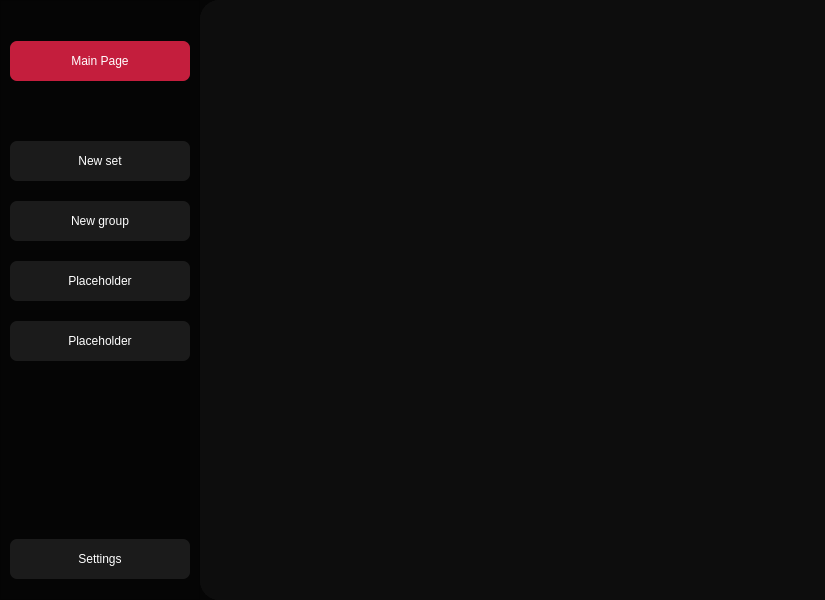
Qt form reWord.ui (marzky/reWord) before a commit.
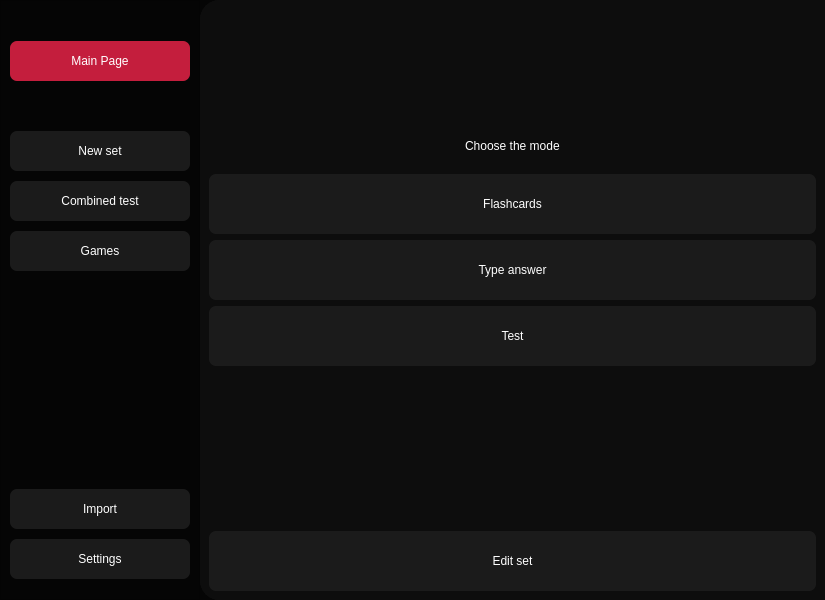
The same form after that commit.

Commit message: Added learning modes (flashcards and type)

```diff
--- a/reWord.ui
+++ b/reWord.ui
@@ -74,7 +74,7 @@
       </property>
       <layout class="QVBoxLayout" name="verticalLayout">
        <property name="spacing">
-        <number>20</number>
+        <number>10</number>
        </property>
        <property name="topMargin">
         <number>40</number>
@@ -181,7 +181,7 @@
 }</string>
          </property>
          <property name="text">
-          <string>New group</string>
+          <string>Combined test</string>
          </property>
         </widget>
        </item>
@@ -189,7 +189,7 @@
         <widget class="QPushButton" name="pushButton_4">
          <property name="minimumSize">
           <size>
-           <width>160</width>
+           <width>0</width>
            <height>40</height>
           </size>
          </property>
@@ -210,36 +210,7 @@
 }</string>
          </property>
          <property name="text">
-          <string>Placeholder</string>
-         </property>
-        </widget>
-       </item>
-       <item>
-        <widget class="QPushButton" name="pushButton_5">
-         <property name="minimumSize">
-          <size>
-           <width>160</width>
-           <height>40</height>
-          </size>
-         </property>
-         <property name="styleSheet">
-          <string notr="true">QPushButton{
-background-color: #1B1B1B;
-border-radius: 7px;
-color: white;
-font: 20px &quot;Funnel Sans Light&quot;;
-}
-
-QPushButton::hover{
-background-color: #2D2D2D;
-}
-
-QPushButton::pressed{
-background-color: #1B1B1B;
-}</string>
-         </property>
-         <property name="text">
-          <string>Placeholder</string>
+          <string>Games</string>
          </property>
         </widget>
        </item>
@@ -259,6 +230,35 @@
          </property>
         </spacer>
        </item>
+       <item>
+        <widget class="QPushButton" name="pushButton_2">
+         <property name="minimumSize">
+          <size>
+           <width>160</width>
+           <height>40</height>
+          </size>
+         </property>
+         <property name="styleSheet">
+          <string notr="true">QPushButton{
+background-color: #1B1B1B;
+border-radius: 7px;
+color: white;
+font: 20px &quot;Funnel Sans Light&quot;;
+}
+
+QPushButton::hover{
+background-color: #2D2D2D;
+}
+
+QPushButton::pressed{
+background-color: #1B1B1B;
+}</string>
+         </property>
+         <property name="text">
+          <string>Import</string>
+         </property>
+        </widget>
+       </item>
        <item>
         <widget class="QPushButton" name="settingsBtn">
          <property name="minimumSize">
@@ -323,7 +323,7 @@
        <item>
         <widget class="QStackedWidget" name="pages">
          <property name="currentIndex">
-          <number>2</number>
+          <number>3</number>
          </property>
          <widget class="QWidget" name="mainPage">
           <layout class="QHBoxLayout" name="horizontalLayout_2">
@@ -879,6 +879,233 @@
            </item>
           </layout>
          </widget>
+         <widget class="QWidget" name="wtView">
+          <layout class="QVBoxLayout" name="verticalLayout_8">
+           <item>
+            <layout class="QVBoxLayout" name="wtViewLayout">
+             <property name="topMargin">
+              <number>35</number>
+             </property>
+             <item>
+              <spacer name="verticalSpacer_5">
+               <property name="orientation">
+                <enum>Qt::Vertical</enum>
+               </property>
+               <property name="sizeType">
+                <enum>QSizePolicy::Fixed</enum>
+               </property>
+               <property name="sizeHint" stdset="0">
+                <size>
+                 <width>20</width>
+                 <height>95</height>
+                </size>
+               </property>
+              </spacer>
+             </item>
+             <item alignment="Qt::AlignHCenter|Qt::AlignTop">
+              <widget class="QLabel" name="label_4">
+               <property name="sizePolicy">
+                <sizepolicy hsizetype="Fixed" vsizetype="Fixed">
+                 <horstretch>0</horstretch>
+                 <verstretch>0</verstretch>
+                </sizepolicy>
+               </property>
+               <property name="styleSheet">
+                <string notr="true">color: white;
+font: 24px &quot;Funnel Sans Light&quot;;</string>
+               </property>
+               <property name="text">
+                <string>Choose the mode</string>
+               </property>
+              </widget>
+             </item>
+             <item>
+              <layout class="QVBoxLayout" name="verticalLayout_6">
+               <property name="topMargin">
+                <number>15</number>
+               </property>
+               <property name="bottomMargin">
+                <number>0</number>
+               </property>
+               <item>
+                <widget class="QPushButton" name="flashcardsBtn">
+                 <property name="sizePolicy">
+                  <sizepolicy hsizetype="Minimum" vsizetype="Fixed">
+                   <horstretch>0</horstretch>
+                   <verstretch>0</verstretch>
+                  </sizepolicy>
+                 </property>
+                 <property name="minimumSize">
+                  <size>
+                   <width>0</width>
+                   <height>60</height>
+                  </size>
+                 </property>
+                 <property name="maximumSize">
+                  <size>
+                   <width>16777215</width>
+                   <height>60</height>
+                  </size>
+                 </property>
+                 <property name="styleSheet">
+                  <string notr="true">QPushButton{
+background-color: #1B1B1B;
+border-radius: 7px;
+color: white;
+font: 20px &quot;Funnel Sans Light&quot;;
+}
+
+QPushButton::hover{
+background-color: #2D2D2D;
+}
+
+QPushButton::pressed{
+background-color: #1B1B1B;
+}</string>
+                 </property>
+                 <property name="text">
+                  <string>Flashcards</string>
+                 </property>
+                </widget>
+               </item>
+               <item>
+                <widget class="QPushButton" name="typeAnswerBtn">
+                 <property name="sizePolicy">
+                  <sizepolicy hsizetype="Minimum" vsizetype="Fixed">
+                   <horstretch>0</horstretch>
+                   <verstretch>0</verstretch>
+                  </sizepolicy>
+                 </property>
+                 <property name="minimumSize">
+                  <size>
+                   <width>0</width>
+                   <height>60</height>
+                  </size>
+                 </property>
+                 <property name="maximumSize">
+                  <size>
+                   <width>16777215</width>
+                   <height>60</height>
+                  </size>
+                 </property>
+                 <property name="styleSheet">
+                  <string notr="true">QPushButton{
+background-color: #1B1B1B;
+border-radius: 7px;
+color: white;
+font: 20px &quot;Funnel Sans Light&quot;;
+}
+
+QPushButton::hover{
+background-color: #2D2D2D;
+}
+
+QPushButton::pressed{
+background-color: #1B1B1B;
+}</string>
+                 </property>
+                 <property name="text">
+                  <string>Type answer</string>
+                 </property>
+                </widget>
+               </item>
+               <item>
+                <widget class="QPushButton" name="pushButton">
+                 <property name="minimumSize">
+                  <size>
+                   <width>0</width>
+                   <height>60</height>
+                  </size>
+                 </property>
+                 <property name="styleSheet">
+                  <string notr="true">QPushButton{
+background-color: #1B1B1B;
+border-radius: 7px;
+color: white;
+font: 20px &quot;Funnel Sans Light&quot;;
+}
+
+QPushButton::hover{
+background-color: #2D2D2D;
+}
+
+QPushButton::pressed{
+background-color: #1B1B1B;
+}</string>
+                 </property>
+                 <property name="text">
+                  <string>Test</string>
+                 </property>
+                </widget>
+               </item>
+              </layout>
+             </item>
+             <item>
+              <spacer name="verticalSpacer_6">
+               <property name="orientation">
+                <enum>Qt::Vertical</enum>
+               </property>
+               <property name="sizeHint" stdset="0">
+                <size>
+                 <width>20</width>
+                 <height>40</height>
+                </size>
+               </property>
+              </spacer>
+             </item>
+             <item>
+              <widget class="QPushButton" name="editSetBtn">
+               <property name="minimumSize">
+                <size>
+                 <width>0</width>
+                 <height>60</height>
+                </size>
+               </property>
+               <property name="maximumSize">
+                <size>
+                 <width>16777215</width>
+                 <height>60</height>
+                </size>
+               </property>
+               <property name="styleSheet">
+                <string notr="true">QPushButton{
+background-color: #1B1B1B;
+border-radius: 7px;
+color: white;
+font: 20px &quot;Funnel Sans Light&quot;;
+}
+
+QPushButton::hover{
+background-color: #2D2D2D;
+}
+
+QPushButton::pressed{
+background-color: #1B1B1B;
+}</string>
+               </property>
+               <property name="text">
+                <string>Edit set</string>
+               </property>
+              </widget>
+             </item>
+            </layout>
+           </item>
+          </layout>
+         </widget>
+         <widget class="QWidget" name="flashcardsView">
+          <layout class="QVBoxLayout" name="verticalLayout_10">
+           <item>
+            <layout class="QVBoxLayout" name="flashcardsLayout"/>
+           </item>
+          </layout>
+         </widget>
+         <widget class="QWidget" name="typeAnswerView">
+          <layout class="QVBoxLayout" name="verticalLayout_11">
+           <item>
+            <layout class="QVBoxLayout" name="typeAnswerLayout"/>
+           </item>
+          </layout>
+         </widget>
         </widget>
        </item>
       </layout>
```
Left out of the diff: 6 changed lines with no effect on the pictures. The commit also changes 1 other file.
